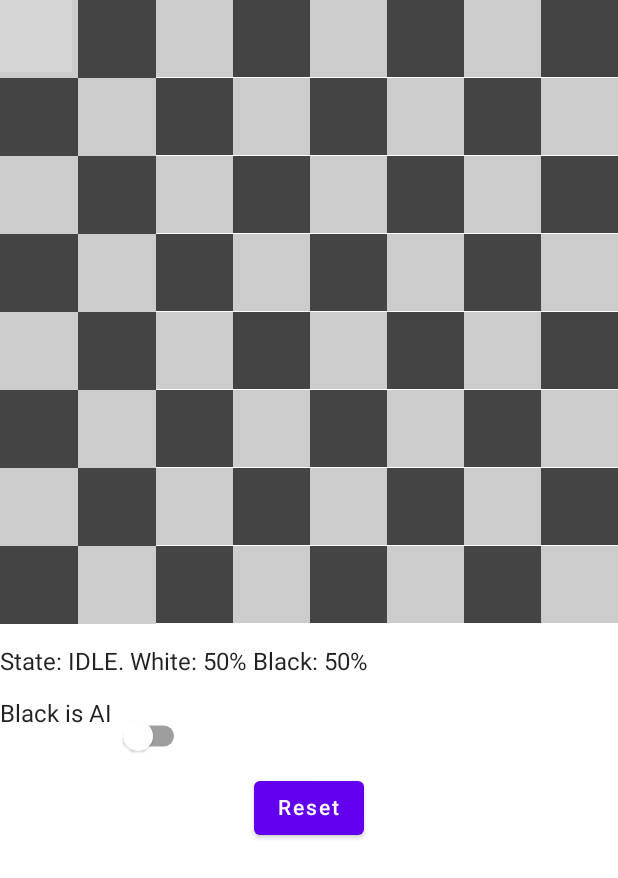
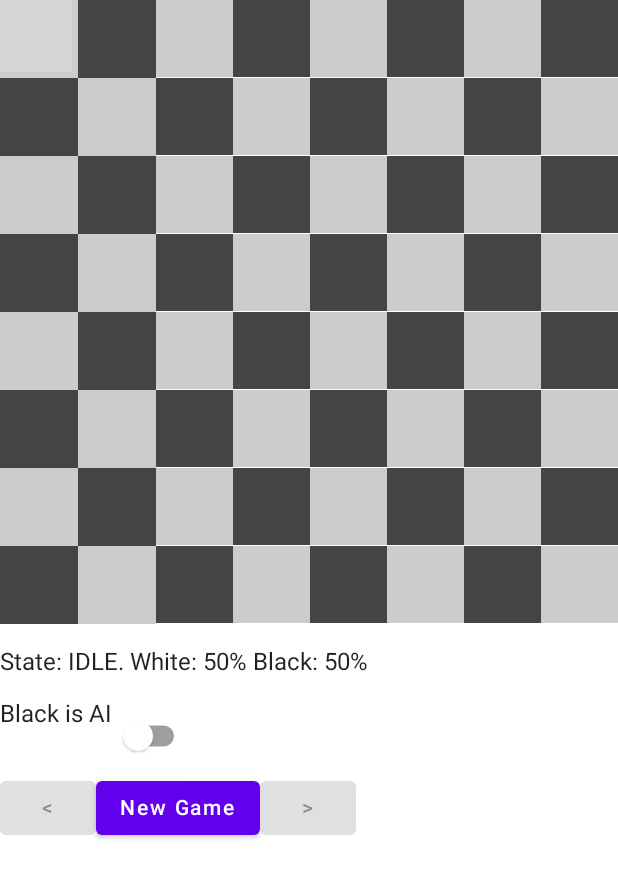
Before and after one commit to bentrengrove/chess, an Android app built with Jetpack Compose: the composable GameView shown on its own in the app's theme, on a phone screen of 412 x 824 dp. Shown: the top 878 px of the screen. Run offline under Robolectric (Android 15) with nearby library versions, the phone set to English and light mode, and no system bars; 3 statements that could not run were skipped; grey boxes are pictures that could not be loaded.

Commit message:
Add forward and back buttons

```diff
--- a/app/src/main/java/com/bentrengrove/chess/MainActivity.kt
+++ b/app/src/main/java/com/bentrengrove/chess/MainActivity.kt
@@ -37,6 +37,7 @@ fun GameView() {
     var aiEnabled by remember { mutableStateOf(false) }
     var moveResult by remember { mutableStateOf<MoveResult>(MoveResult.Success(Game()))}
     var selection: Position? by remember { mutableStateOf(null) }
+    var forwardHistory by remember { mutableStateOf<List<Move>>(listOf())}
 
     when (val result = moveResult) {
         is MoveResult.Promotion -> {
@@ -70,6 +71,7 @@ fun GameView() {
                 } else if (sel != null && game.canMove(sel, it)) {
                     moveResult = game.doMove(sel, it)
                     selection = null
+                    forwardHistory = listOf()
 
                     if (aiEnabled && game.turn == PieceColor.Black) {
                         GlobalScope.launch {
@@ -101,11 +103,30 @@ fun GameView() {
                     Text("Black is AI")
                     Switch(checked = aiEnabled, onCheckedChange = { aiEnabled = it })
                 }
-                Button(onClick = {
-                    moveResult = MoveResult.Success(Game())
-                    selection = null
-                }, modifier = Modifier.align(Alignment.CenterHorizontally)) {
-                    Text(text = "Reset")
+                Row {
+                    Button(onClick = {
+                        val lastMove = game.history.last()
+                        val newHistory = game.history.subList(0, game.history.size-1)
+                        val newBoard = Board.fromHistory(newHistory)
+                        moveResult = MoveResult.Success(Game(newBoard, newHistory))
+                        forwardHistory = forwardHistory + listOf(lastMove)
+                    }, enabled = game.history.isNotEmpty()) {
+                        Text(text = "<")
+                    }
+                    Button(onClick = {
+                        moveResult = MoveResult.Success(Game())
+                        forwardHistory = listOf()
+                        selection = null
+                    }) {
+                        Text(text = "New Game")
+                    }
+                    Button(onClick = {
+                        val move = forwardHistory.last()
+                        forwardHistory = forwardHistory.subList(0, forwardHistory.size-1)
+                        moveResult = game.doMove(move.from, move.to)
+                    }, enabled = forwardHistory.isNotEmpty()) {
+                        Text(text = ">")
+                    }
                 }
             }
         }
```
Also changed, not shown: app/src/main/java/com/bentrengrove/chess/Board.kt (+9 -0 lines).
